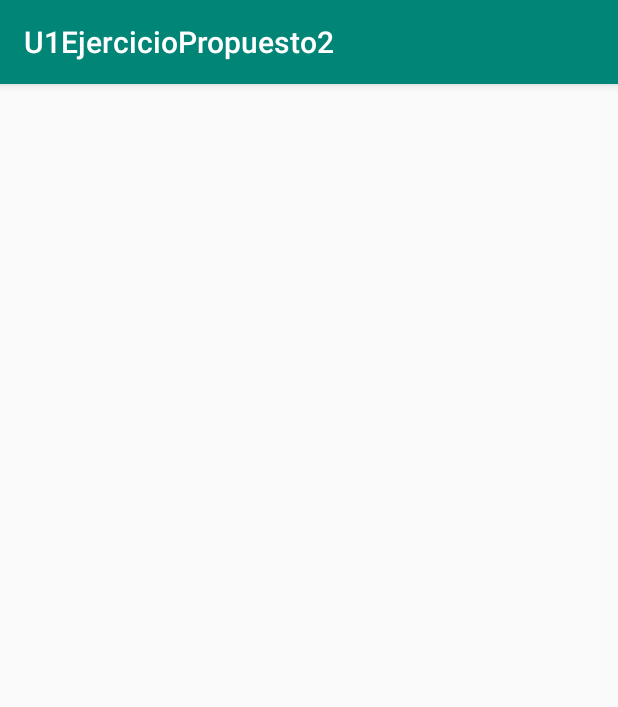
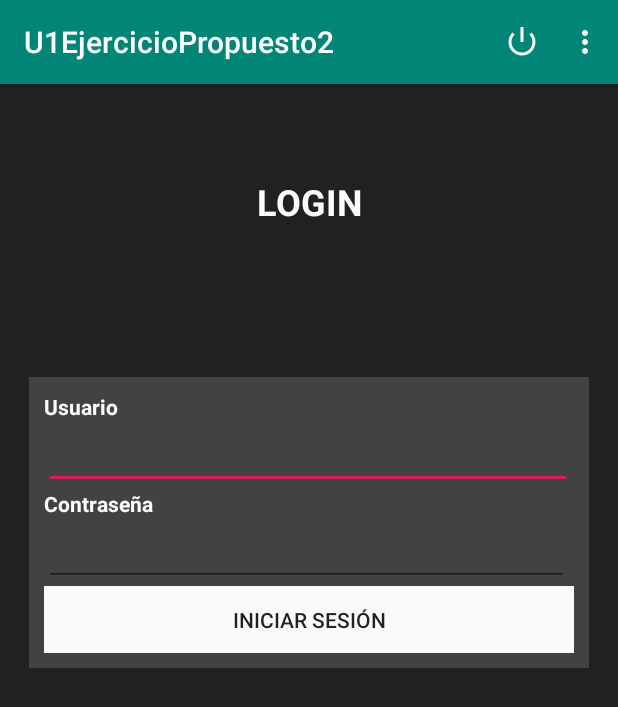
Before and after one commit to ArlynC/U1EjercicioPropuesto2, an Android app: the Login screen opened directly, with no data from a screen before it, on a phone screen of 412 x 824 dp. Shown: the top 707 px of the screen. Run offline under Robolectric (Android 15) with nearby library versions, the phone set to English and light mode, and no system bars.

Commit message:
añadiendo login con solicitud de permisos con navegacion

```diff
--- a/app/build.gradle
+++ b/app/build.gradle
@@ -23,6 +23,9 @@ dependencies {
     implementation fileTree(dir: 'libs', include: ['*.jar'])
     implementation 'androidx.appcompat:appcompat:1.1.0'
     implementation 'androidx.constraintlayout:constraintlayout:1.1.3'
+    implementation 'com.google.android.material:material:1.0.0'
+    implementation 'androidx.annotation:annotation:1.0.2'
+    implementation 'androidx.lifecycle:lifecycle-extensions:2.0.0'
     testImplementation 'junit:junit:4.12'
     androidTestImplementation 'androidx.test.ext:junit:1.1.1'
     androidTestImplementation 'androidx.test.espresso:espresso-core:3.2.0'
--- a/app/src/main/AndroidManifest.xml
+++ b/app/src/main/AndroidManifest.xml
@@ -2,6 +2,8 @@
 <manifest xmlns:android="http://schemas.android.com/apk/res/android"
     package="com.example.u1ejerciciopropuesto2">
 
+    <uses-permission android:name="android.permission.CAMERA" />
+    <uses-permission android:name="android.permission.ACCESS_FINE_LOCATION" />
     <application
         android:allowBackup="true"
         android:icon="@mipmap/ic_launcher"
@@ -9,7 +11,8 @@
         android:roundIcon="@mipmap/ic_launcher_round"
         android:supportsRtl="true"
         android:theme="@style/AppTheme">
-        <activity android:name=".Multimedia2"></activity>
+        <activity android:name=".Registrar"></activity>
+        <activity android:name=".Multimedia2" />
         <activity android:name=".Login" />
         <activity android:name=".Multimedia" />
         <activity android:name=".MainActivity">
--- a/app/src/main/java/com/example/u1ejerciciopropuesto2/InterfaceToast.java
+++ b/app/src/main/java/com/example/u1ejerciciopropuesto2/InterfaceToast.java
@@ -1,5 +1,7 @@
 package com.example.u1ejerciciopropuesto2;
 
 public interface InterfaceToast {
+
     void mensaje(String mensaje);
+
 }
--- a/app/src/main/java/com/example/u1ejerciciopropuesto2/MainActivity.java
+++ b/app/src/main/java/com/example/u1ejerciciopropuesto2/MainActivity.java
@@ -30,7 +30,10 @@ public class MainActivity extends AppCompatActivity {
             startActivity(new Intent(this, Multimedia.class));
             return true;
         }
-
+        if (id == R.id.activity_login) {
+            startActivity(new Intent(this, Login.class));
+            return true;
+        }
 
         return super.onOptionsItemSelected(item);
 
--- a/app/src/main/java/com/example/u1ejerciciopropuesto2/Multimedia.java
+++ b/app/src/main/java/com/example/u1ejerciciopropuesto2/Multimedia.java
@@ -4,6 +4,7 @@ import androidx.appcompat.app.AppCompatActivity;
 import androidx.recyclerview.widget.LinearLayoutManager;
 import androidx.recyclerview.widget.RecyclerView;
 
+import android.content.Intent;
 import android.media.MediaPlayer;
 import android.os.Bundle;
 import android.widget.Toast;
@@ -47,6 +48,8 @@ public class Multimedia extends AppCompatActivity implements InterfaceToast{
 
     @Override
     public void mensaje(String mensaje) {
-        Toast.makeText(this, mensaje, Toast.LENGTH_SHORT).show();
+        //Toast.makeText(this, mensaje, Toast.LENGTH_SHORT).show();
+        startActivity(new Intent(this, Multimedia2.class));
+
     }
 }
--- a/app/src/main/res/layout/activity_login.xml
+++ b/app/src/main/res/layout/activity_login.xml
@@ -4,6 +4,80 @@
     xmlns:tools="http://schemas.android.com/tools"
     android:layout_width="match_parent"
     android:layout_height="match_parent"
+    android:background="#212121"
     tools:context=".Login">
 
+    <LinearLayout
+        android:layout_width="373dp"
+        android:layout_height="194dp"
+        android:background="#424242"
+        android:orientation="vertical"
+        android:padding="10dp"
+        app:layout_constraintBottom_toBottomOf="parent"
+        app:layout_constraintEnd_toEndOf="parent"
+        app:layout_constraintStart_toStartOf="parent"
+        app:layout_constraintTop_toTopOf="parent"
+        app:layout_constraintVertical_bias="0.34">
+
+        <TextView
+            android:id="@+id/TextView01"
+            android:layout_width="wrap_content"
+            android:layout_height="wrap_content"
+            android:text="@string/usuario"
+            android:textColor="#FAFAFA"
+            android:textStyle="bold" />
+
+        <EditText
+            android:id="@+id/TxtUsuario"
+            android:layout_width="352dp"
+            android:layout_height="wrap_content"
+            android:inputType="text"
+            android:textColor="#FAFAFA" />
+
+        <TextView
+            android:id="@+id/TextView02"
+            android:layout_width="wrap_content"
+            android:layout_height="wrap_content"
+            android:text="@string/contrasena"
+            android:textColor="#FAFAFA"
+            android:textStyle="bold" />
+
+        <EditText
+            android:id="@+id/TxtPassword"
+            android:layout_width="350dp"
+            android:layout_height="wrap_content"
+            android:inputType="textPassword"
+            android:textColor="#FAFAFA" />
+
+        <LinearLayout
+            android:layout_width="match_parent"
+            android:layout_height="match_parent"
+            android:orientation="horizontal">
+
+            <Button
+                android:id="@+id/BtnAceptar"
+                android:layout_width="match_parent"
+                android:layout_height="wrap_content"
+                android:background="#FAFAFA"
+                android:paddingLeft="20dp"
+                android:paddingRight="20dp"
+                android:text="@string/login"
+                android:onClick="navegacion"/>
+
+        </LinearLayout>
+    </LinearLayout>
+
+    <TextView
+        android:id="@+id/textView"
+        android:layout_width="wrap_content"
+        android:layout_height="wrap_content"
+        android:text="LOGIN"
+        android:textColor="#FAFAFA"
+        android:textSize="24sp"
+        android:textStyle="bold"
+        app:layout_constraintBottom_toBottomOf="parent"
+        app:layout_constraintEnd_toEndOf="parent"
+        app:layout_constraintStart_toStartOf="parent"
+        app:layout_constraintTop_toTopOf="parent"
+        app:layout_constraintVertical_bias="0.084" />
 </androidx.constraintlayout.widget.ConstraintLayout>
--- a/app/src/main/res/layout/miitem.xml
+++ b/app/src/main/res/layout/miitem.xml
@@ -30,7 +30,7 @@
             android:layout_width="match_parent"
             android:layout_height="wrap_content"
             android:text="miboton"
-            android:visibility="visible"
+            android:visibility="gone"
             />
     </LinearLayout>
 </LinearLayout>
--- a/app/src/main/res/menu/menu.xml
+++ b/app/src/main/res/menu/menu2.xml
@@ -1,7 +1,7 @@
 <menu xmlns:android="http://schemas.android.com/apk/res/android"
     xmlns:app="http://schemas.android.com/apk/res-auto"
     xmlns:tools="http://schemas.android.com/ tools"
-    tools:context=".MainActivity">
+    tools:context=".Login">
 
     <item android:title="Salir"
         android:id="@+id/accion_salir"
@@ -9,12 +9,8 @@
         android:icon="@android:drawable/ic_lock_power_off"
         app:showAsAction="always"
         />
-    <item android:title="Playlist"
-        android:id="@+id/activity_multimedia"
-        android:orderInCategory="4"
-        />
-    <item android:title="Login"
-        android:id="@+id/activity_login"
-        android:orderInCategory="4"
+    <item android:title="Registrar"
+        android:id="@+id/activity_registrar"
+        android:orderInCategory="3"
         />
 </menu>
--- a/app/src/main/res/values/strings.xml
+++ b/app/src/main/res/values/strings.xml
@@ -1,3 +1,15 @@
 <resources>
     <string name="app_name">U1EjercicioPropuesto2</string>
+    <string name="title_activity_login2">Sign in</string>
+    <string name="prompt_email">Email</string>
+    <string name="prompt_password">Password</string>
+    <string name="action_sign_in">Sign in or register</string>
+    <string name="action_sign_in_short">Sign in</string>
+    <string name="welcome">"Welcome !"</string>
+    <string name="invalid_username">Not a valid username</string>
+    <string name="invalid_password">Password must be >5 characters</string>
+    <string name="login_failed">"Login failed"</string>
+    <string name="usuario">Usuario</string>
+    <string name="contrasena">Contraseña</string>
+    <string name="login">INICIAR SESIÓN</string>
 </resources>
```
Also changed, not shown: app/src/main/java/com/example/u1ejerciciopropuesto2/Adaptador2.java (added, +65 -0 lines), app/src/main/java/com/example/u1ejerciciopropuesto2/Login.java (+160 -0 lines), app/src/main/java/com/example/u1ejerciciopropuesto2/Multimedia2.java (+19 -1 lines), app/src/main/java/com/example/u1ejerciciopropuesto2/Registrar.java (added, +14 -0 lines), app/src/main/res/layout/activity_multimedia2.xml (+20 -2 lines), app/src/main/res/layout/activity_registrar.xml (added, +9 -0 lines), app/src/main/res/layout/musica.xml (added, +94 -0 lines).
